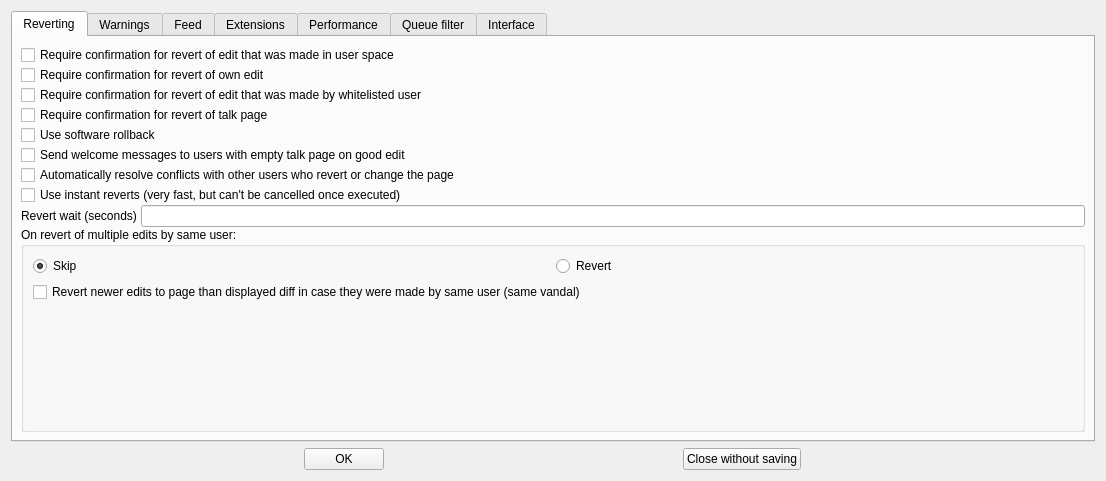
Before: the Qt Designer form huggle/preferences.ui in huggle/huggle3-qt-lx, drawn with Qt 5.
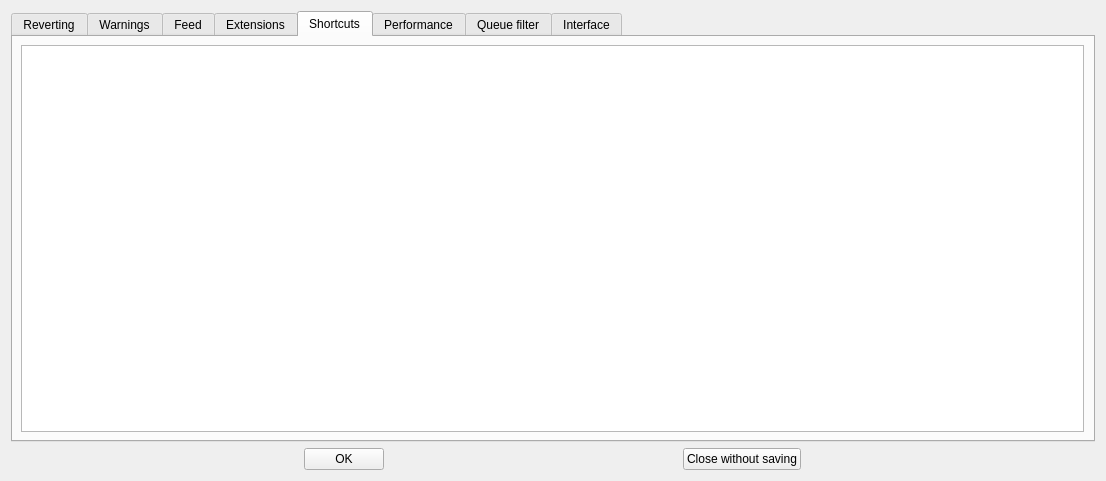
After: the same form once the commit is applied. The open tabs and pages were chosen to show the change.

Commit message: shortcuts can be now changed by user

The edit to the form file:
```diff
--- a/huggle/preferences.ui
+++ b/huggle/preferences.ui
@@ -339,6 +339,25 @@
        </item>
       </layout>
      </widget>
+     <widget class="QWidget" name="tab_7">
+      <attribute name="title">
+       <string>Shortcuts</string>
+      </attribute>
+      <layout class="QHBoxLayout" name="horizontalLayout_8">
+       <property name="leftMargin">
+        <number>8</number>
+       </property>
+       <property name="topMargin">
+        <number>8</number>
+       </property>
+       <property name="bottomMargin">
+        <number>8</number>
+       </property>
+       <item>
+        <widget class="QTableWidget" name="tableWidget_2"/>
+       </item>
+      </layout>
+     </widget>
      <widget class="QWidget" name="tab_4">
       <attribute name="title">
        <string>Performance</string>
```
The commit also changes 8 other files.
